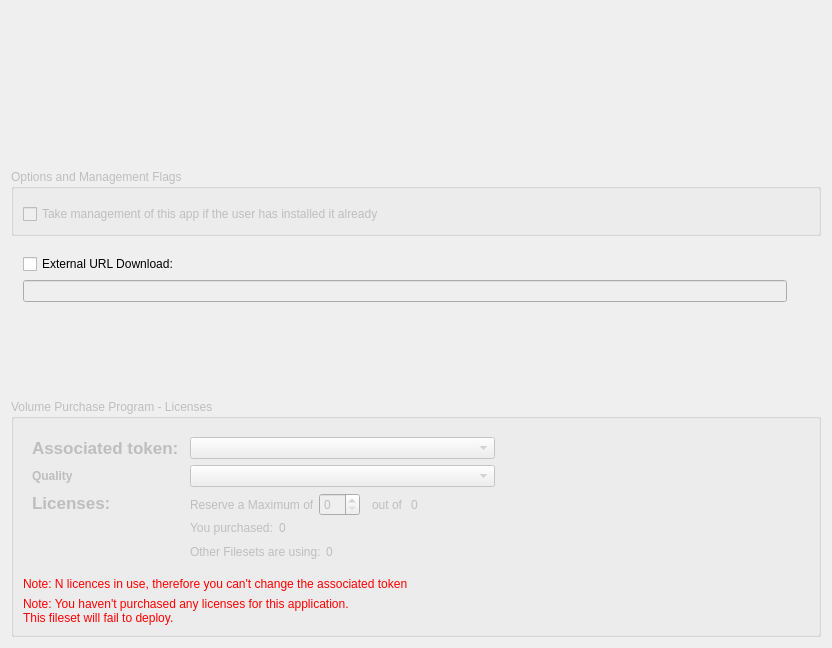
First picture: the form in FWAdminLib/IOSAppDetailsTab.ui, repository fw-dev/translations, before the edit.
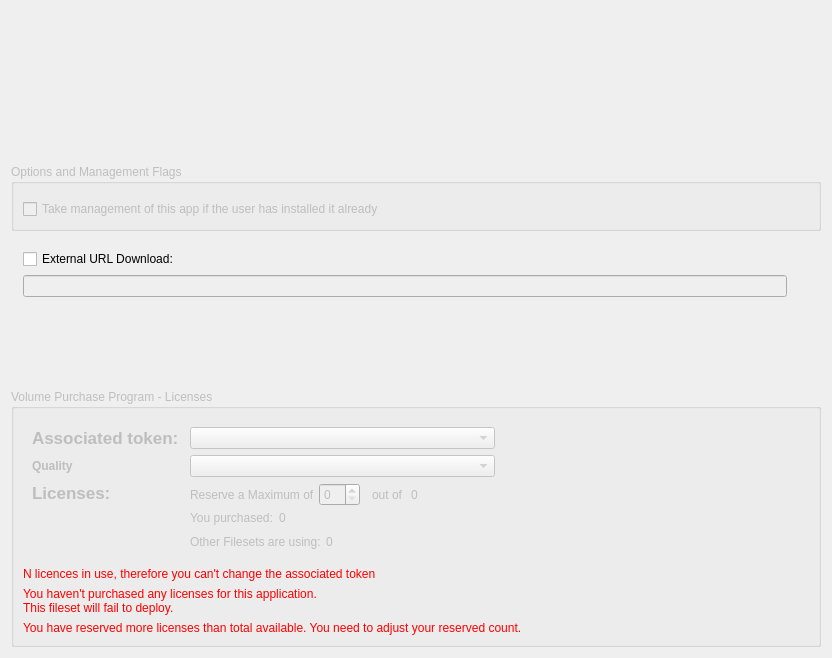
Second picture: the form after the edit. Custom widgets are drawn as their Qt base class.

Diff of the .ui file:
```diff
--- a/FWAdminLib/IOSAppDetailsTab.ui
+++ b/FWAdminLib/IOSAppDetailsTab.ui
@@ -7,7 +7,7 @@
     <x>0</x>
     <y>0</y>
     <width>832</width>
-    <height>648</height>
+    <height>658</height>
    </rect>
   </property>
   <layout class="QGridLayout" name="gridLayout_2">
@@ -250,7 +250,7 @@
          <widget class="ManagementFlagsWidget" name="managementFlagsWidget" native="true"/>
         </item>
         <item>
-         <widget class="QWidget" name="widget" native="true">
+         <widget class="QWidget" name="widget1" native="true">
           <layout class="QVBoxLayout" name="verticalLayout_8">
            <property name="leftMargin">
             <number>0</number>
@@ -370,7 +370,7 @@
         <widget class="QWidget" name="vppPageDefault">
          <layout class="QVBoxLayout" name="verticalLayout_2">
           <item>
-           <widget class="QWidget" name="" native="true">
+           <widget class="QWidget" name="widget" native="true">
             <layout class="QGridLayout" name="gridLayout_3">
              <property name="spacing">
               <number>6</number>
@@ -605,7 +605,7 @@
              <string notr="true">color: red</string>
             </property>
             <property name="text">
-             <string>Note: N licences in use, therefore you can't change the associated token</string>
+             <string>N licences in use, therefore you can't change the associated token</string>
             </property>
            </widget>
           </item>
@@ -615,11 +615,21 @@
              <string notr="true">color: red</string>
             </property>
             <property name="text">
-             <string>Note: You haven't purchased any licenses for this application.
+             <string>You haven't purchased any licenses for this application.
 This fileset will fail to deploy.</string>
             </property>
            </widget>
           </item>
+          <item>
+           <widget class="QLabel" name="overReservedWarning">
+            <property name="styleSheet">
+             <string notr="true">color:red</string>
+            </property>
+            <property name="text">
+             <string>You have reserved more licenses than total available. You need to adjust your reserved count.</string>
+            </property>
+           </widget>
+          </item>
          </layout>
         </widget>
         <widget class="QWidget" name="vppPageNoAccess">
```
